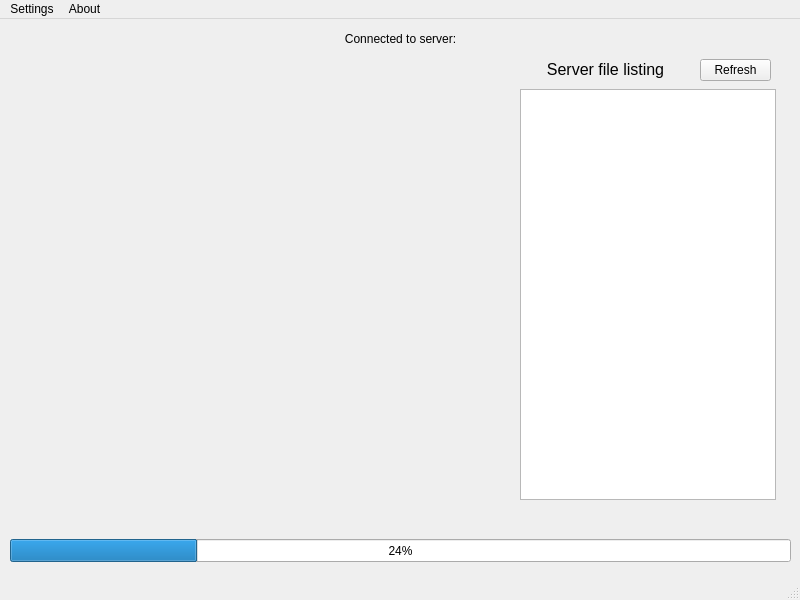
The window that InstantMusicClient/connectedwindow.ui (zeokav/InstantMusic) describes before a commit, drawn with Qt 5.
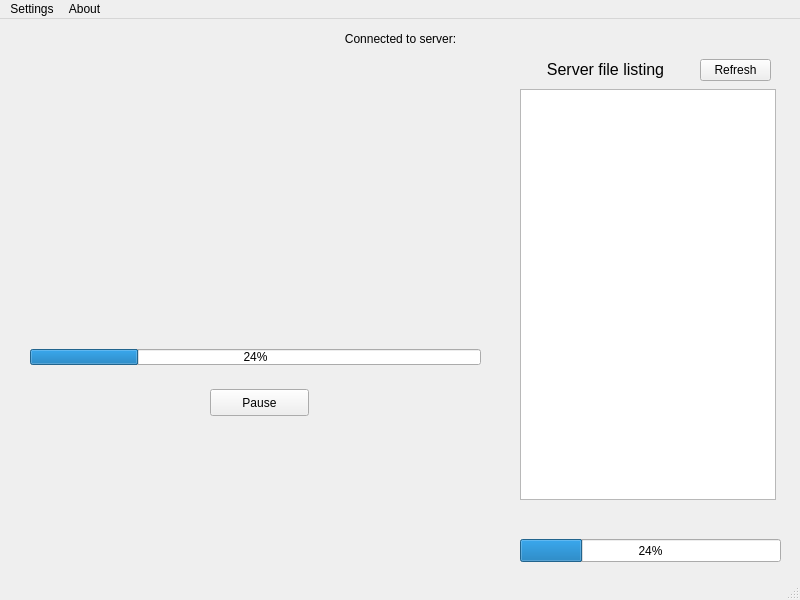
The same window after the commit.

Diff of the .ui file:
```diff
--- a/InstantMusicClient/connectedwindow.ui
+++ b/InstantMusicClient/connectedwindow.ui
@@ -83,9 +83,9 @@
    <widget class="QProgressBar" name="progressBar">
     <property name="geometry">
      <rect>
-      <x>10</x>
+      <x>520</x>
       <y>520</y>
-      <width>781</width>
+      <width>261</width>
       <height>23</height>
      </rect>
     </property>
@@ -93,6 +93,32 @@
      <number>24</number>
     </property>
    </widget>
+   <widget class="QPushButton" name="pauseButton">
+    <property name="geometry">
+     <rect>
+      <x>210</x>
+      <y>370</y>
+      <width>99</width>
+      <height>27</height>
+     </rect>
+    </property>
+    <property name="text">
+     <string>Pause</string>
+    </property>
+   </widget>
+   <widget class="QProgressBar" name="playProgress">
+    <property name="geometry">
+     <rect>
+      <x>30</x>
+      <y>330</y>
+      <width>451</width>
+      <height>16</height>
+     </rect>
+    </property>
+    <property name="value">
+     <number>24</number>
+    </property>
+   </widget>
   </widget>
   <widget class="QMenuBar" name="menubar">
    <property name="geometry">
```
